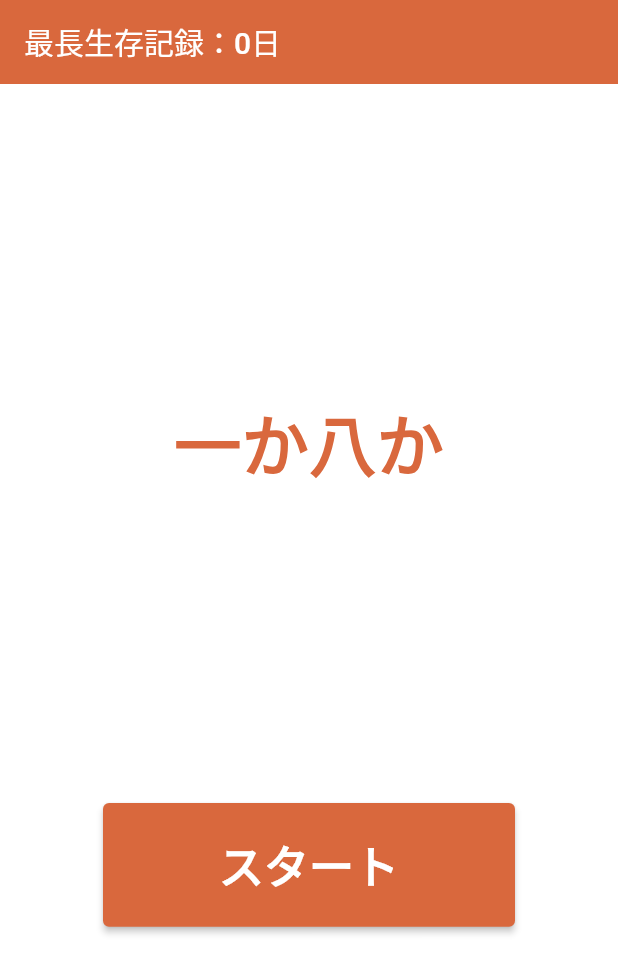
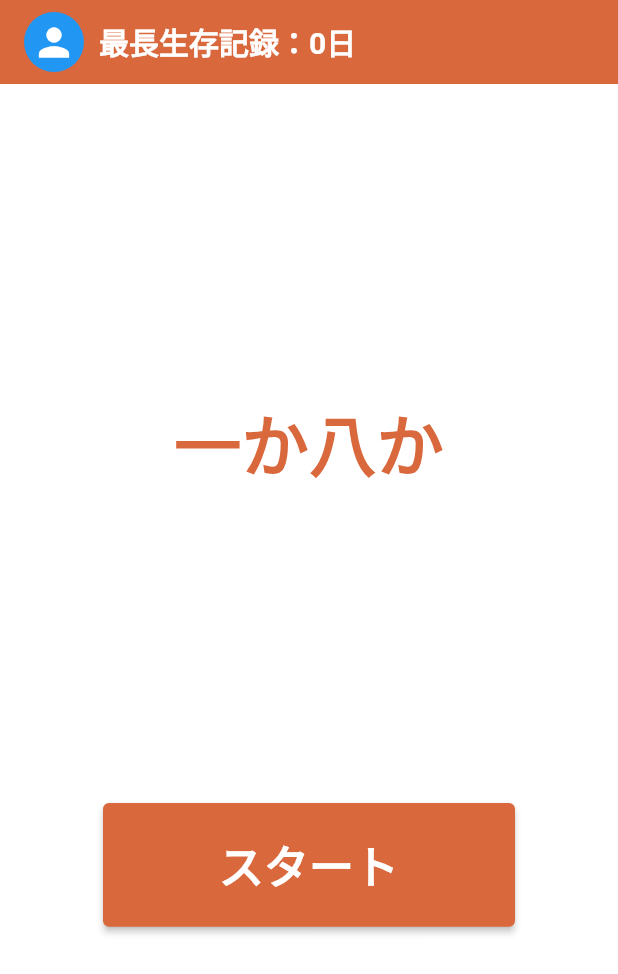
Before and after one commit to iseruuuuu/prize_get_app, a Flutter app: the screen it shows after launch, on a phone screen of 412 x 824 dp. Shown: the top 974 px of the screen. Run offline on Flutter 3.47's test engine with Material 2 defaults, Android fonts, the phone set to English and light mode, and no system bars; drawn by our look-alikes of flutter_easyloading; our stand-ins replace awesome_dialog, get, shared_preferences; missing offline and left inert: enum_to_string, flutter_animator, flutter_dynamic_icon.

Commit message:
fix: ハイスコアのデザインを変更

```diff
--- /dev/null
+++ b/lib/component/home_icon.dart
@@ -0,0 +1,25 @@
+import 'package:flutter/material.dart';
+
+class HomeIcon extends StatelessWidget {
+  const HomeIcon({Key? key}) : super(key: key);
+
+  @override
+  Widget build(BuildContext context) {
+    return Padding(
+      padding: const EdgeInsets.symmetric(vertical: 20),
+      child: Container(
+        width: 40,
+        height: 40,
+        decoration: const BoxDecoration(
+          color: Colors.blue,
+          shape: BoxShape.circle,
+        ),
+        child: const Icon(
+          Icons.person,
+          size: 30,
+          color: Colors.white,
+        ),
+      ),
+    );
+  }
+}
--- a/lib/screen/home/home_screen.dart
+++ b/lib/screen/home/home_screen.dart
@@ -3,6 +3,7 @@ import 'package:flutter_animator/flutter_animator.dart';
 import 'package:flutter_easyloading/flutter_easyloading.dart';
 import 'package:get/get.dart';
 import 'package:prize_get_app/color/app_color.dart';
+import 'package:prize_get_app/component/home_icon.dart';
 import 'package:prize_get_app/screen/home/home_screen_controller.dart';
 
 class HomeScreen extends StatelessWidget {
@@ -20,8 +21,16 @@ class HomeScreen extends StatelessWidget {
           elevation: 0,
           title: Row(
             children: [
-              Text('最長生存記録：${controller.highScore}日'),
-              const Spacer(),
+              const HomeIcon(),
+              const SizedBox(width: 10),
+              Text(
+                '最長生存記録：${controller.highScore}日',
+                style: const TextStyle(
+                  fontSize: 20,
+                  fontWeight: FontWeight.bold,
+                  color: Colors.white,
+                ),
+              ),
             ],
           ),
         ),
@@ -38,7 +47,8 @@ class HomeScreen extends StatelessWidget {
                 ),
               ),
               Pulse(
-                preferences: const AnimationPreferences(autoPlay: AnimationPlayStates.Loop),
+                preferences: const AnimationPreferences(
+                    autoPlay: AnimationPlayStates.Loop),
                 child: SizedBox(
                   width: MediaQuery.of(context).size.width / 1.5,
                   height: MediaQuery.of(context).size.width / 5,
```
